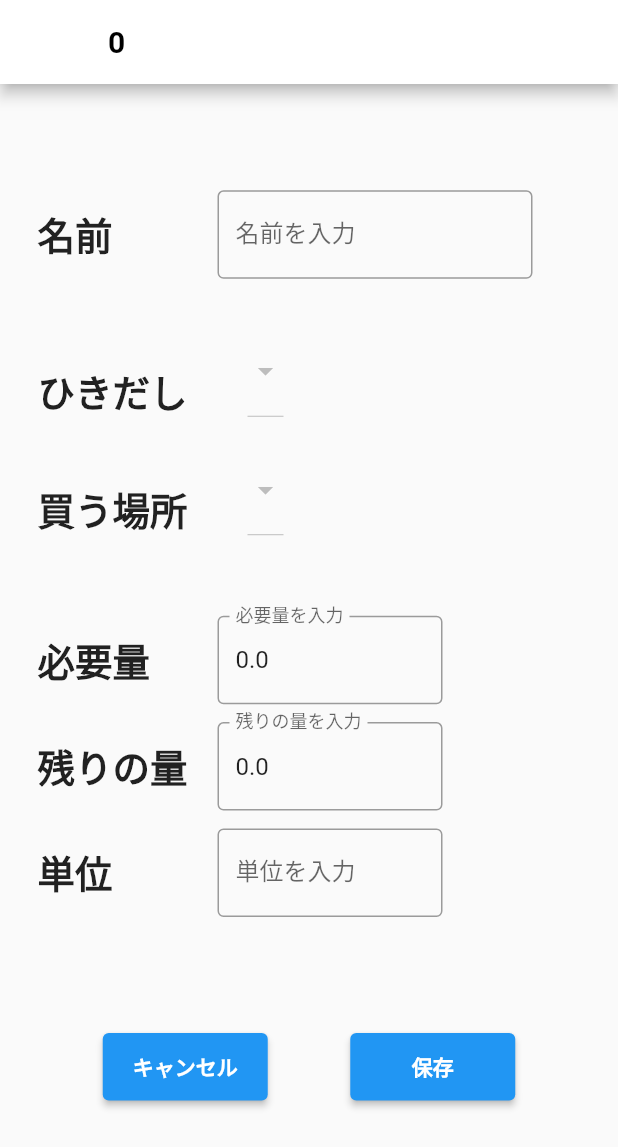
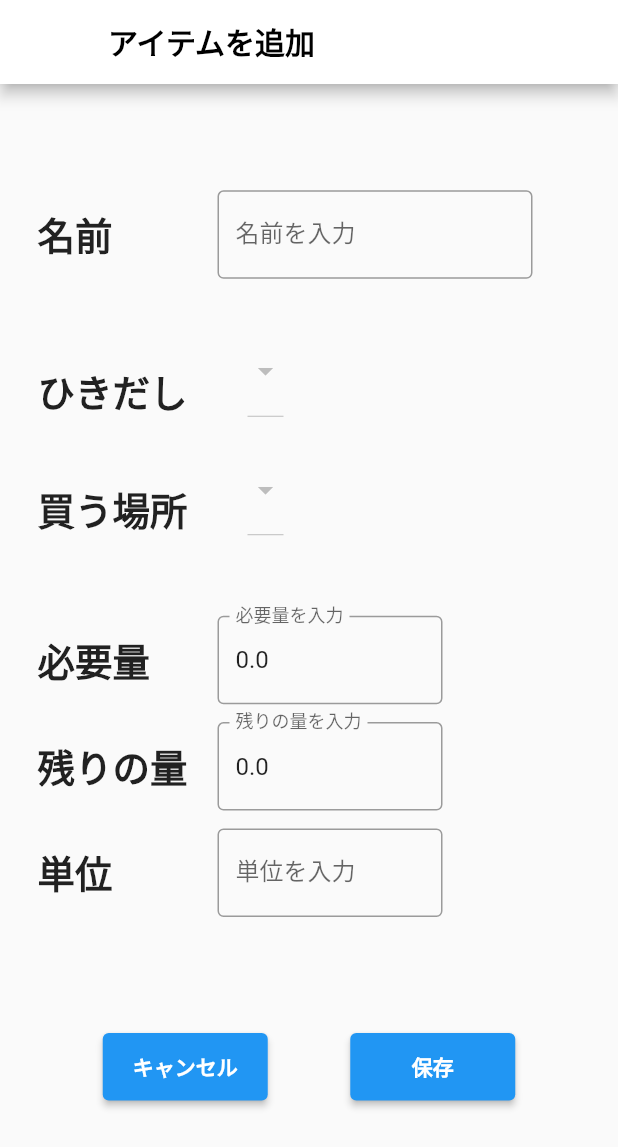
Before and after one commit to null64-null/items-manager, a Flutter app: the ItemEditPageTemplate screen opened directly, on a phone screen of 412 x 824 dp. Shown: the top 1147 px of the screen. Run offline on Flutter 3.47's test engine with Material 2 defaults, Android fonts, the phone set to English and light mode, and no system bars; our stand-ins replace flutter_riverpod, sqflite; accounts and stored records are empty.

Commit message:
app bar fix

```diff
--- a/lib/ui/templates/item_edit_page_template.dart
+++ b/lib/ui/templates/item_edit_page_template.dart
@@ -39,7 +39,7 @@ class ItemEditPageTemplate extends ConsumerWidget {
 
     return Scaffold(
       appBar: CustomAppBar(
-        title: categoryId.toString(),
+        title: itemEdit.name == "" ? "アイテムを追加" : "${itemEdit.name}を編集",
         color: getColor(categoryType),
       ),
       body: Stack(
```
